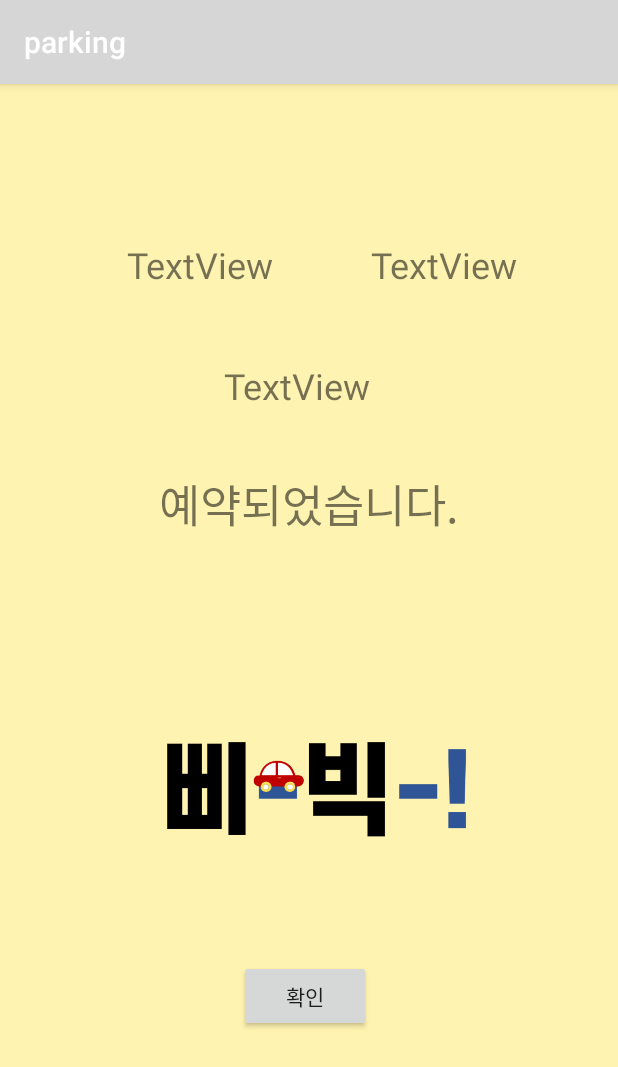
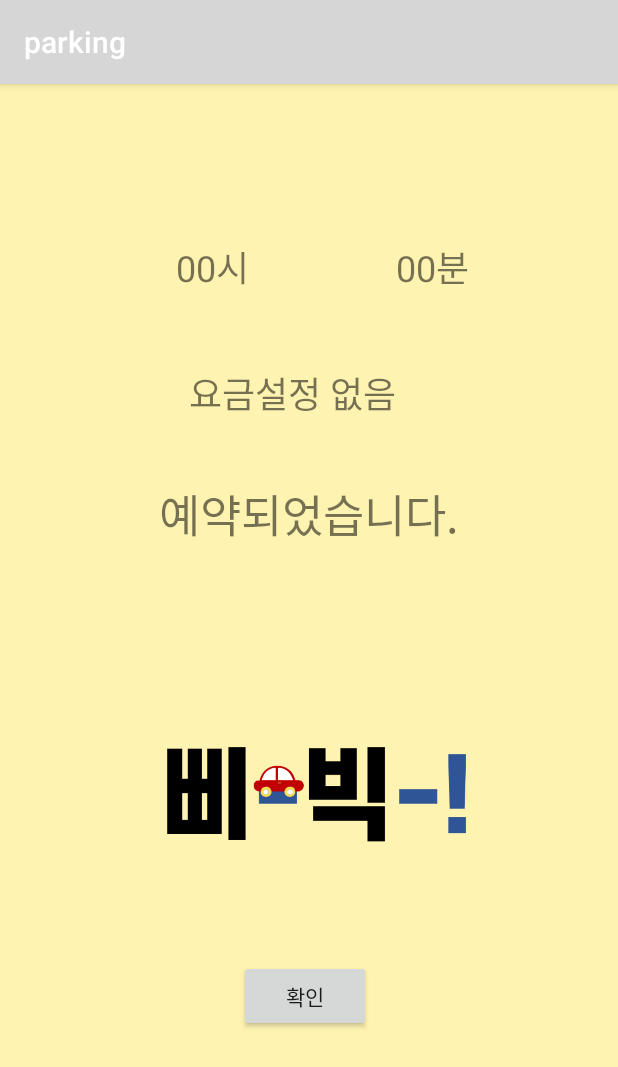
Before and after one commit to Heejin-Lim17/parking, an Android app: the ParkingFunction screen opened directly, with no data from a screen before it, after a tap on "확인", on a phone screen of 412 x 824 dp. Shown: the top 1067 px of the screen. Run offline under Robolectric (Android 15) with nearby library versions, the phone set to English and light mode, and no system bars.

Commit message:
주차조건설정에서 시간, 요금 출력됨

```diff
--- a/app/src/main/java/kr/ac/gachon/parking/ParkingFunction/ParkingFunction.kt
+++ b/app/src/main/java/kr/ac/gachon/parking/ParkingFunction/ParkingFunction.kt
@@ -1,24 +1,24 @@
 package kr.ac.gachon.parking.ParkingFunction
 
-import android.content.Context
 import android.content.Intent
 import androidx.appcompat.app.AppCompatActivity
 import android.os.Bundle
-import android.util.Log
-import android.view.LayoutInflater
 import android.view.View
 import android.widget.*
 import kotlinx.android.synthetic.main.activity_parking_function.*
-import kotlinx.android.synthetic.main.activity_parking_function.view.*
 import kr.ac.gachon.parking.MainActivity
 import kr.ac.gachon.parking.R
 
 
 class ParkingFunction : AppCompatActivity() {
-
+    companion object {
+        var hour=Hour.AM1
+        var minute=Minute.min00
+        var fee=Fee.fee00
+    }
     override fun onCreate(savedInstanceState: Bundle?) {
         super.onCreate(savedInstanceState)
-        setContentView(kr.ac.gachon.parking.R.layout.activity_parking_function)
+        setContentView(R.layout.activity_parking_function)
 
         //spinner 설정
         //시
@@ -27,14 +27,9 @@ class ParkingFunction : AppCompatActivity() {
             override fun onNothingSelected(parent: AdapterView<*>?) { }
 
             override fun onItemSelected(parent: AdapterView<*>?, view: View?, position: Int, id: Long) {
-                val pageView = findViewById<Spinner>(R.id.spin_hour)
+                ParkingFunction.hour=Hour.values()[position]
+            }
 
-                val hour=Hour.values()[position]
-
-//                pageView.spin_hour.text = hour.hour
-//                val hour=Hour.values()[position]
-
-            }
         }
         //분
         spin_minute.adapter=ArrayAdapter<String>(this, android.R.layout.simple_list_item_1,Minute.values().map{it.minute})
@@ -43,7 +38,7 @@ class ParkingFunction : AppCompatActivity() {
             }
 
             override fun onItemSelected(parent: AdapterView<*>?, view: View?, position: Int, id: Long) {
-                val minute=Minute.values()[position]
+                ParkingFunction.minute=Minute.values()[position]
             }
         }
         //요금
@@ -53,11 +48,14 @@ class ParkingFunction : AppCompatActivity() {
             }
 
             override fun onItemSelected(parent: AdapterView<*>?, view: View?, position: Int, id: Long) {
-                val fee=Fee.values()[position]
+                ParkingFunction.fee=Fee.values()[position]
             }
         }
 
-        btn_func_ok.setOnClickListener {
+        btn_func_oks.setOnClickListener {
+            /* 시간 또는 요금에 도달 시 알림 설정 */
+            if(hour.hour.equals("")) {}
+
             val func_to_finish= Intent(this, ParkingFunctionFinish::class.java)
             startActivity(func_to_finish)
         }
@@ -67,5 +65,4 @@ class ParkingFunction : AppCompatActivity() {
             startActivity(func_cancel)
         }
     }
-
 }
--- a/app/src/main/java/kr/ac/gachon/parking/ParkingFunction/ParkingFunctionFinish.kt
+++ b/app/src/main/java/kr/ac/gachon/parking/ParkingFunction/ParkingFunctionFinish.kt
@@ -13,6 +13,11 @@ class ParkingFunctionFinish : AppCompatActivity() {
         super.onCreate(savedInstanceState)
         setContentView(R.layout.activity_parking_function_finish)
 
+        // TextView를 스피너로 입력받은 값으로 함
+        text_hour.setText(ParkingFunction.hour.hour)
+        text_minute.setText(ParkingFunction.minute.minute)
+        text_fee.setText(ParkingFunction.fee.fee)
+
         btn_func_ok.setOnClickListener {
             val func_finish_to_main= Intent(this, MainActivity::class.java)
             startActivity(func_finish_to_main)
--- a/app/src/main/res/layout/activity_parking_function.xml
+++ b/app/src/main/res/layout/activity_parking_function.xml
@@ -12,10 +12,10 @@
             android:text="취소"
             android:layout_width="wrap_content"
             android:layout_height="wrap_content"
-            app:layout_constraintBaseline_toBaselineOf="@+id/btn_func_ok" app:layout_constraintEnd_toEndOf="parent"
+            app:layout_constraintBaseline_toBaselineOf="@+id/btn_func_oks" app:layout_constraintEnd_toEndOf="parent"
             android:layout_marginEnd="92dp"/>
     <Button
-            android:id="@+id/btn_func_ok"
+            android:id="@+id/btn_func_oks"
             android:text="확인"
             android:layout_width="wrap_content"
             android:layout_height="wrap_content"
```
